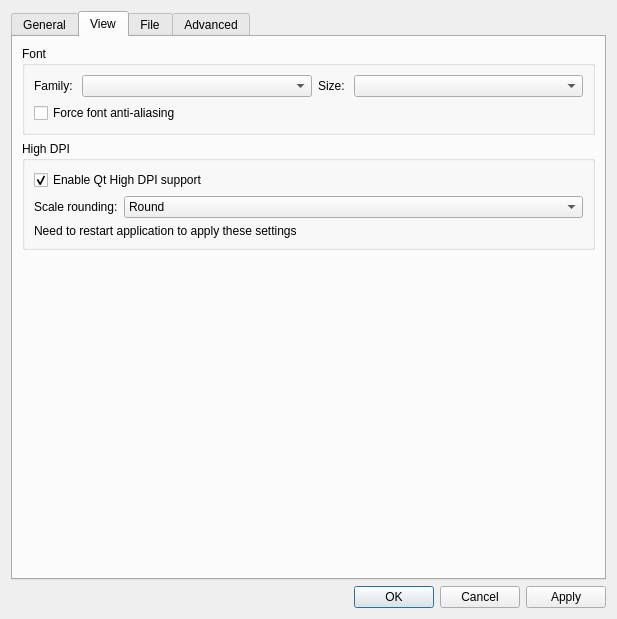
Qt form src/ui/include/optionsdialog.ui (nickbnf/glogg) before a commit.
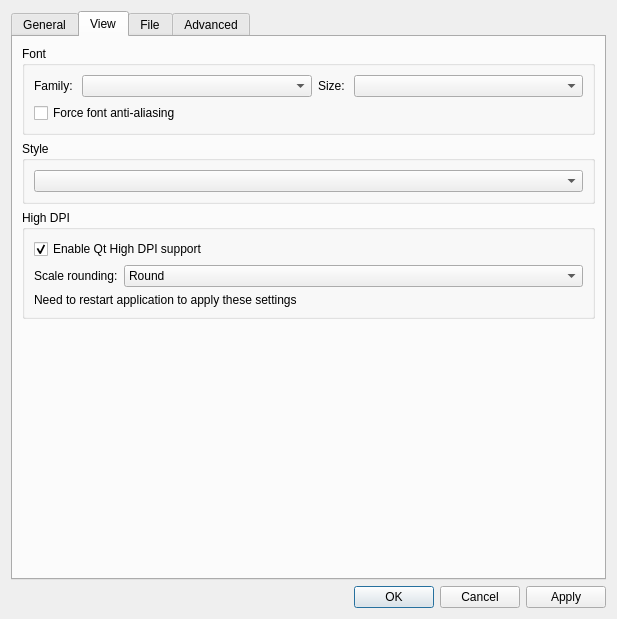
The same form after that commit. The open tabs and pages were chosen to show the change.

Commit message: Add style selection (#129)

Patch:
```diff
--- a/src/ui/include/optionsdialog.ui
+++ b/src/ui/include/optionsdialog.ui
@@ -232,6 +232,18 @@
          </layout>
         </widget>
        </item>
+       <item>
+        <widget class="QGroupBox" name="styleBox">
+         <property name="title">
+          <string>Style</string>
+         </property>
+         <layout class="QVBoxLayout" name="verticalLayout_15">
+          <item>
+           <widget class="QComboBox" name="styleComboBox"/>
+          </item>
+         </layout>
+        </widget>
+       </item>
        <item>
         <widget class="QGroupBox" name="hidpiGroupBox">
          <property name="title">
```
The commit also changes 14 other files.
